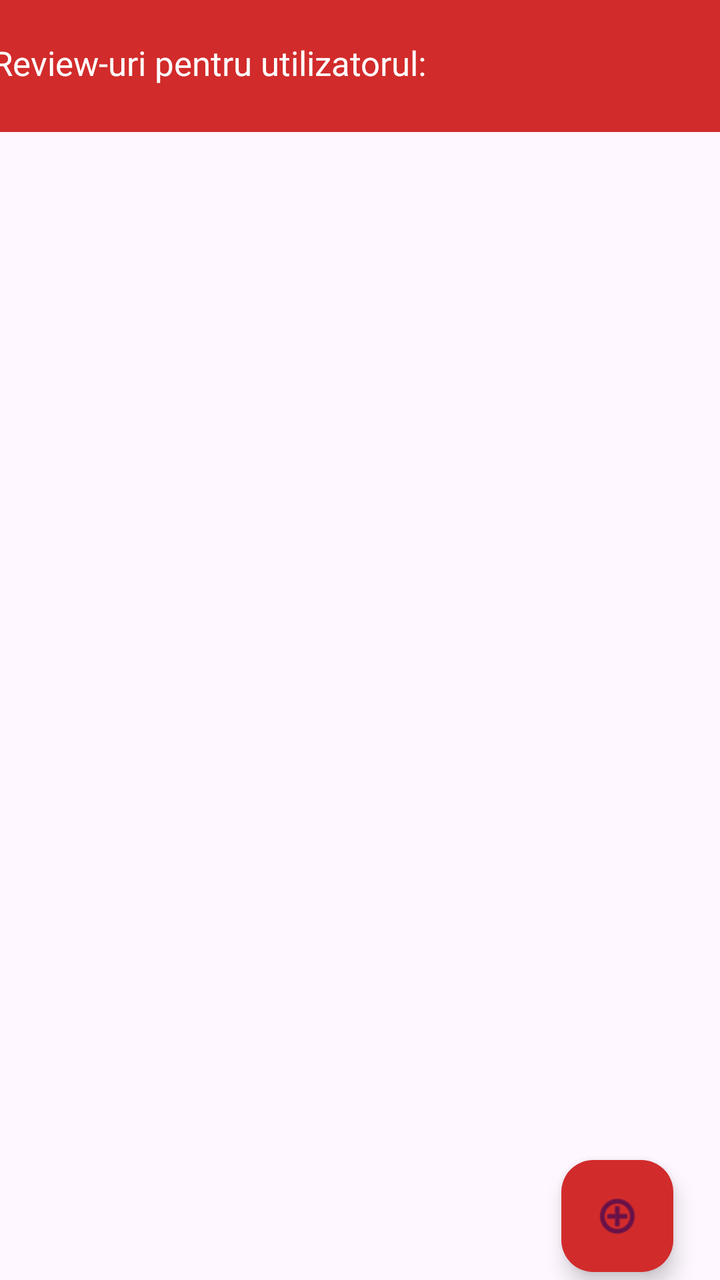
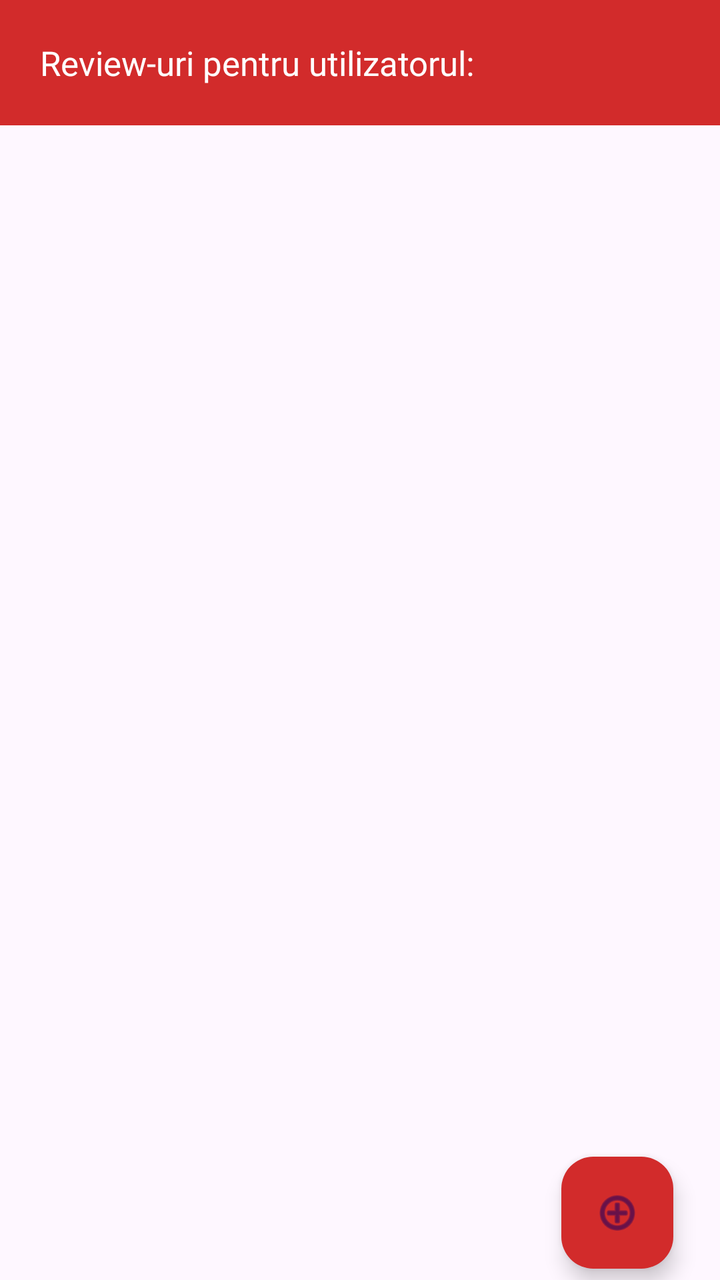

Two renders of the same Android screen: before a commit and after it. Below are the layout's source before the change and the commit's diff.
<!-- AndroidManifest.xml: application theme Theme.Tema2 -->
<!-- res/layout/activity_list_recenzii.xml -->
<?xml version="1.0" encoding="utf-8"?>
<androidx.constraintlayout.widget.ConstraintLayout xmlns:android="http://schemas.android.com/apk/res/android"
    xmlns:app="http://schemas.android.com/apk/res-auto"
    xmlns:tools="http://schemas.android.com/tools"
    android:id="@+id/main"
    android:layout_width="match_parent"
    android:layout_height="match_parent"
    tools:context=".activities.RecenziiListActivity">


    <TextView
        android:id="@+id/tvNameOfListView"
        android:layout_width="409dp"
        android:layout_height="66dp"
        android:layout_marginBottom="3dp"
        android:background="#D22B2B"
        android:padding="20dp"
        android:text="Review-uri pentru utilizatorul:"
        android:textColor="@color/white"
        android:textSize="17sp"

        app:layout_constraintEnd_toEndOf="parent"
        app:layout_constraintStart_toStartOf="parent"
        app:layout_constraintTop_toTopOf="parent"
        app:layout_constraintVertical_bias="0.062" />

    <ListView
        android:id="@+id/lvRecenzii"
        android:layout_width="408dp"
        android:layout_height="490dp"
        android:layout_marginBottom="156dp"
        app:layout_constraintBottom_toBottomOf="parent"
        app:layout_constraintEnd_toEndOf="parent"
        app:layout_constraintHorizontal_bias="0.666"
        app:layout_constraintStart_toStartOf="parent"
        app:layout_constraintTop_toBottomOf="@+id/tvNameOfListView"
        app:layout_constraintVertical_bias="0.0">

    </ListView>

    <com.google.android.material.floatingactionbutton.FloatingActionButton
        android:id="@+id/fabAddRecenziiList"
        android:layout_width="wrap_content"
        android:layout_height="wrap_content"
        android:layout_marginTop="20dp"
        android:backgroundTint="#D22B2B"
        android:clickable="true"
        app:layout_constraintBottom_toBottomOf="parent"
        app:layout_constraintEnd_toEndOf="parent"
        app:layout_constraintHorizontal_bias="0.923"
        app:layout_constraintStart_toStartOf="parent"
        app:layout_constraintTop_toBottomOf="@+id/lvRecenzii"
        app:layout_constraintVertical_bias="0.505"
        app:srcCompat="@android:drawable/ic_menu_add" />

</androidx.constraintlayout.widget.ConstraintLayout>
<!-- resources referenced by this layout -->
<resources>
  <color name="white">#FFFFFFFF</color>
  <style name="Theme.Tema2" parent="Base.Theme.Tema2" />
  <style name="Base.Theme.Tema2" parent="Theme.Material3.DayNight.NoActionBar">
          
          
      </style>
</resources>

<!-- the commit's change to res/layout/activity_list_recenzii.xml (unified diff, before → after) -->
@@ -10,8 +10,8 @@
 
     <TextView
         android:id="@+id/tvNameOfListView"
-        android:layout_width="409dp"
-        android:layout_height="66dp"
+        android:layout_width="match_parent"
+        android:layout_height="wrap_content"
         android:layout_marginBottom="3dp"
         android:background="#D22B2B"
         android:padding="20dp"
